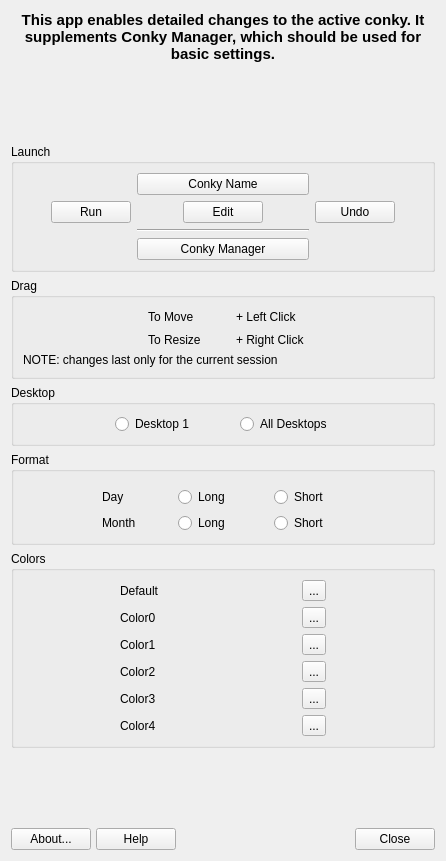
Old version of the form mainwindow.ui in the repository AdrianTM/mx-conky.
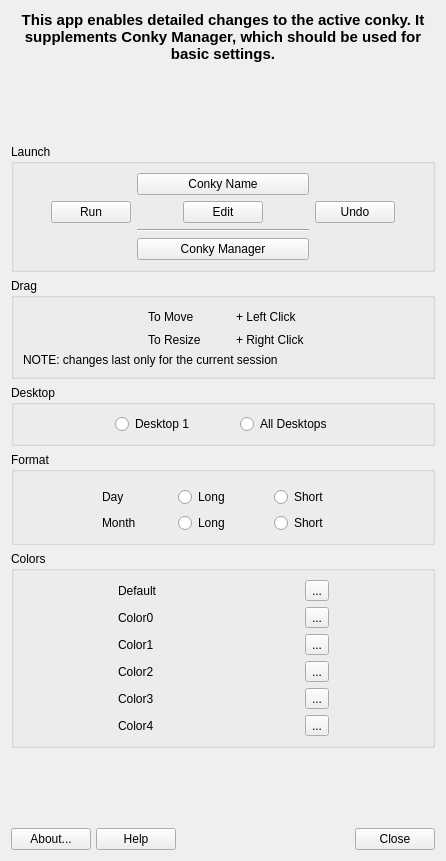
New version of the form. Icons and pictures are not drawn.

Commit message: increase width colors

```diff
--- a/mainwindow.ui
+++ b/mainwindow.ui
@@ -755,7 +755,7 @@
           <widget class="QLabel" name="labelDefaultColor">
            <property name="minimumSize">
             <size>
-             <width>50</width>
+             <width>55</width>
              <height>0</height>
             </size>
            </property>
@@ -870,12 +870,12 @@
           <widget class="QLabel" name="labelColor0">
            <property name="minimumSize">
             <size>
-             <width>50</width>
+             <width>55</width>
              <height>0</height>
             </size>
            </property>
            <property name="text">
-            <string>Color0</string>
+            <string>Color0 </string>
            </property>
           </widget>
          </item>
@@ -982,12 +982,12 @@
           <widget class="QLabel" name="labelColor1">
            <property name="minimumSize">
             <size>
-             <width>50</width>
+             <width>55</width>
              <height>0</height>
             </size>
            </property>
            <property name="text">
-            <string>Color1</string>
+            <string>Color1 </string>
            </property>
           </widget>
          </item>
@@ -1094,12 +1094,12 @@
           <widget class="QLabel" name="labelColor2">
            <property name="minimumSize">
             <size>
-             <width>50</width>
+             <width>55</width>
              <height>0</height>
             </size>
            </property>
            <property name="text">
-            <string>Color2</string>
+            <string>Color2 </string>
            </property>
           </widget>
          </item>
@@ -1209,12 +1209,12 @@
           <widget class="QLabel" name="labelColor3">
            <property name="minimumSize">
             <size>
-             <width>50</width>
+             <width>55</width>
              <height>0</height>
             </size>
            </property>
            <property name="text">
-            <string>Color3</string>
+            <string>Color3 </string>
            </property>
           </widget>
          </item>
@@ -1324,12 +1324,12 @@
           <widget class="QLabel" name="labelColor4">
            <property name="minimumSize">
             <size>
-             <width>50</width>
+             <width>55</width>
              <height>0</height>
             </size>
            </property>
            <property name="text">
-            <string>Color4</string>
+            <string>Color4 </string>
            </property>
           </widget>
          </item>
```
The commit also changes 12 other files.
